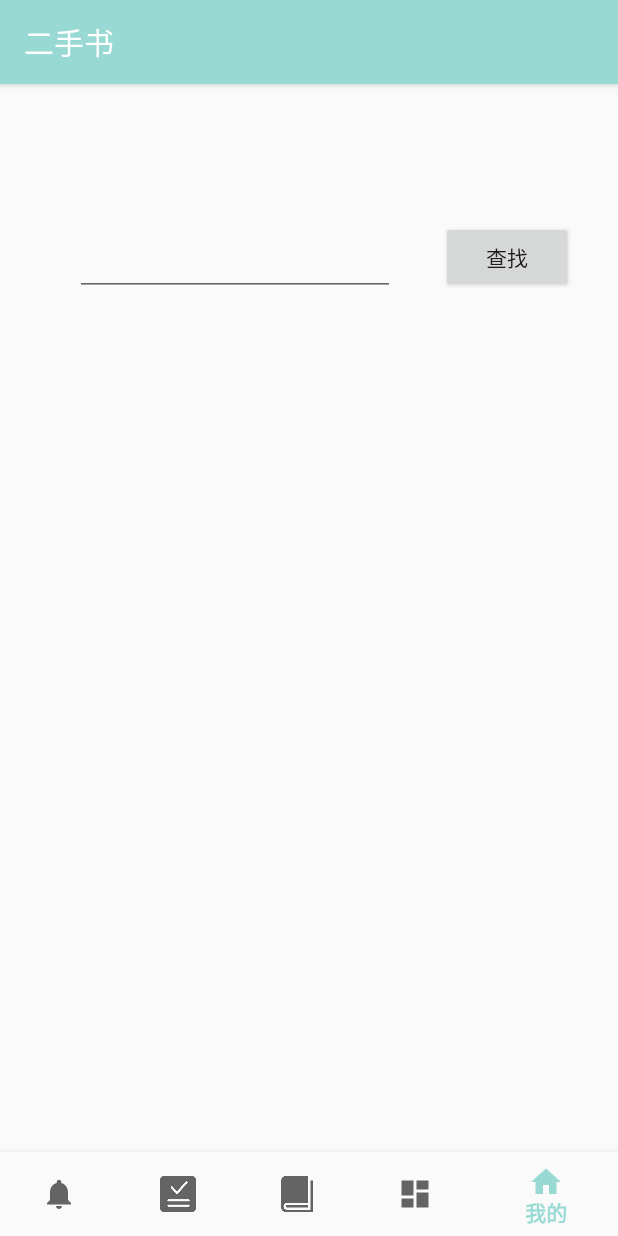
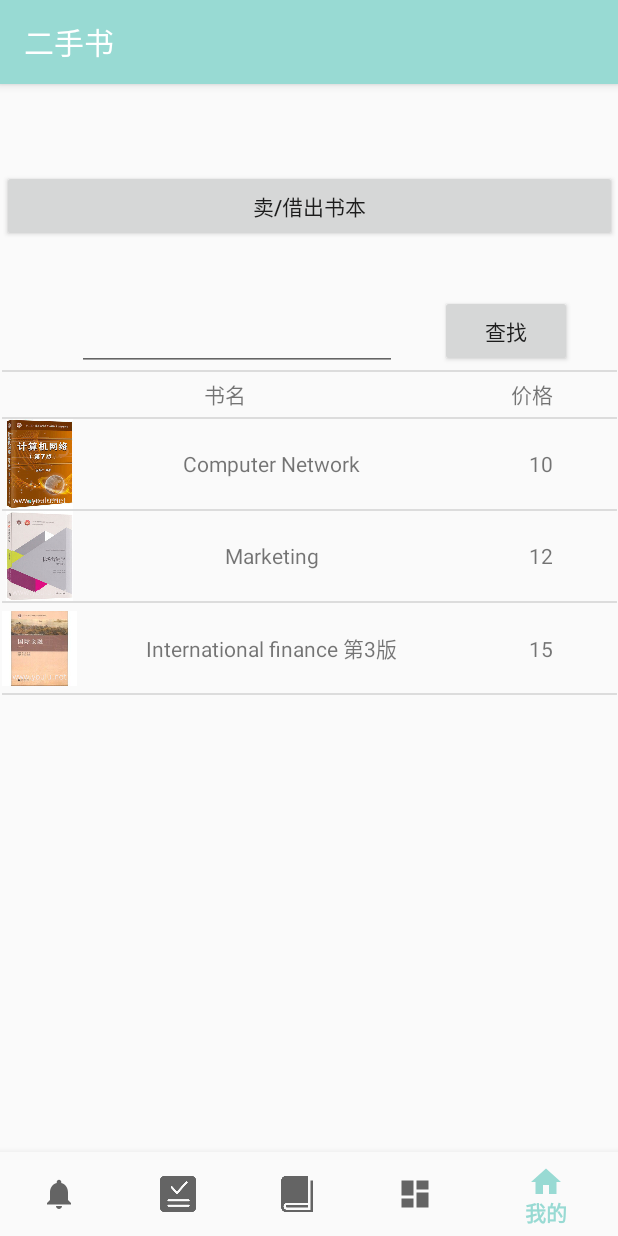
Before and after one commit to Uzumaki1010/InformationExchangeServicePlatform, an Android app: the BooksFragment screen opened through its navigation route, item 5 of the bottom bar chosen, on a phone screen of 412 x 824 dp. Run offline under Robolectric (Android 15) with nearby library versions, the phone set to English and light mode, and no system bars; our stand-ins replace navigation-ui.

Commit message:
完善了二手书页面的内容

```diff
--- a/app/src/main/AndroidManifest.xml
+++ b/app/src/main/AndroidManifest.xml
@@ -9,7 +9,8 @@
         android:roundIcon="@mipmap/ic_launcher_round"
         android:supportsRtl="true"
         android:theme="@style/AppTheme">
-        <activity android:name=".ui.tasks.TechTaskDetailActivity"></activity>
+        <activity android:name=".ui.books.SellBookActivity"></activity>
+        <activity android:name=".ui.tasks.TechTaskDetailActivity" />
         <activity android:name=".ui.tasks.PostTaskActivity" />
         <activity android:name=".ui.ResourcesDetailActivity" />
         <activity android:name=".ui.BooksDetailActivity" />
--- /dev/null
+++ b/app/src/main/java/com/example/informationexchangeserviceplatform/data/Book.java
@@ -0,0 +1,37 @@
+package com.example.informationexchangeserviceplatform.data;
+
+public class Book {
+    private String title;
+    private String pay;
+    private int coverResourceID;
+
+    public Book(String title, String pay, int coverResourceID) {
+        this.title = title;
+        this.pay = pay;
+        this.coverResourceID = coverResourceID;
+    }
+
+    public String getTitle() {
+        return title;
+    }
+
+    public void setTitle(String title) {
+        this.title = title;
+    }
+
+    public String getPay() {
+        return pay;
+    }
+
+    public void setPay(String pay) {
+        this.pay = pay;
+    }
+
+    public int getCoverResourceID() {
+        return coverResourceID;
+    }
+
+    public void setCoverResourceID(int coverResourceID) {
+        this.coverResourceID = coverResourceID;
+    }
+}
--- a/app/src/main/java/com/example/informationexchangeserviceplatform/data/model/LoginDataSource.java
+++ b/app/src/main/java/com/example/informationexchangeserviceplatform/data/model/LoginDataSource.java
@@ -1,7 +1,4 @@
 package com.example.informationexchangeserviceplatform.data.model;
-
-import com.example.informationexchangeserviceplatform.data.Result;
-import com.example.informationexchangeserviceplatform.data.model.LoggedInUser;
 
 import java.io.IOException;
 
--- a/app/src/main/java/com/example/informationexchangeserviceplatform/data/model/LoginRepository.java
+++ b/app/src/main/java/com/example/informationexchangeserviceplatform/data/model/LoginRepository.java
@@ -1,6 +1,4 @@
 package com.example.informationexchangeserviceplatform.data.model;
-
-import com.example.informationexchangeserviceplatform.data.Result;
 
 /**
  * Class that requests authentication and user information from the remote data source and
--- a/app/src/main/java/com/example/informationexchangeserviceplatform/data/Result.java
+++ b/app/src/main/java/com/example/informationexchangeserviceplatform/data/model/Result.java
@@ -1,4 +1,4 @@
-package com.example.informationexchangeserviceplatform.data;
+package com.example.informationexchangeserviceplatform.data.model;
 
 /**
  * A generic class that holds a result success w/ data or an error exception.
--- /dev/null
+++ b/app/src/main/java/com/example/informationexchangeserviceplatform/ui/books/BookAdapter.java
@@ -0,0 +1,38 @@
+package com.example.informationexchangeserviceplatform.ui.books;
+
+import android.content.Context;
+import android.view.LayoutInflater;
+import android.view.View;
+import android.view.ViewGroup;
+import android.widget.ArrayAdapter;
+import android.widget.Filterable;
+import android.widget.ImageView;
+import android.widget.TextView;
+
+import androidx.annotation.NonNull;
+
+import com.example.informationexchangeserviceplatform.R;
+import com.example.informationexchangeserviceplatform.data.Book;
+import com.example.informationexchangeserviceplatform.data.Techtask;
+
+import java.util.List;
+
+class BookAdapter extends ArrayAdapter<Book> implements Filterable {
+
+    private int resourceId;
+    public BookAdapter(@NonNull Context context, int resource, @NonNull List<Book> objects) {
+        super(context, resource, objects);
+        resourceId = resource;
+    }
+
+    @NonNull
+    @Override
+    public View getView(int position, View convertView, ViewGroup parent) {
+        Book book = getItem(position);//获取当前项的实例
+        View view = LayoutInflater.from(getContext()).inflate(resourceId, parent, false);
+        ((ImageView) view.findViewById(R.id.image_view_book_cover)).setImageResource(book.getCoverResourceID());
+        ((TextView) view.findViewById(R.id.text_view_book_title)).setText(book.getTitle());
+        ((TextView) view.findViewById(R.id.text_view_book_pay)).setText(book.getPay());
+        return view;
+    }
+}
--- a/app/src/main/java/com/example/informationexchangeserviceplatform/ui/books/BooksFragment.java
+++ b/app/src/main/java/com/example/informationexchangeserviceplatform/ui/books/BooksFragment.java
@@ -3,28 +3,78 @@ package com.example.informationexchangeserviceplatform.ui.books;
 import androidx.lifecycle.Observer;
 import androidx.lifecycle.ViewModelProviders;
 
+import android.content.Intent;
 import android.os.Bundle;
 
 import androidx.annotation.NonNull;
 import androidx.annotation.Nullable;
 import androidx.fragment.app.Fragment;
 
+import android.text.Editable;
+import android.text.TextWatcher;
 import android.view.LayoutInflater;
 import android.view.View;
 import android.view.ViewGroup;
+import android.widget.Button;
+import android.widget.EditText;
+import android.widget.ListView;
 import android.widget.TextView;
 
 import com.example.informationexchangeserviceplatform.R;
+import com.example.informationexchangeserviceplatform.data.Book;
+
+import java.util.ArrayList;
 
 public class BooksFragment extends Fragment {
 
+    public static final int REQUEST_CODE_SellBook = 908;
     private BooksViewModel booksViewModel;
+    private ListView listViewBooks;
+    private BookAdapter bookAdapter;
+    private ArrayList<Book> books=new ArrayList<>();
+    private ArrayList<Book> booksResult=new ArrayList<>();
+    private Button buttonSellBook,buttonSearchBook;
+    private EditText editTextSearchBookName;
 
     public View onCreateView(@NonNull LayoutInflater inflater,
                              ViewGroup container, Bundle savedInstanceState) {
         booksViewModel =
                 ViewModelProviders.of(this).get(BooksViewModel.class);
         View root = inflater.inflate(R.layout.fragment_books, container, false);
+
+        books.add(new Book("Computer Network","10",R.drawable.computer));
+        books.add(new Book("Marketing","12",R.drawable.market));
+        books.add(new Book("International finance 第3版","15",R.drawable.international));
+        listViewBooks=root.findViewById(R.id.list_view_books);
+        bookAdapter=new BookAdapter(getContext(),R.layout.list_book,books);
+        listViewBooks.setAdapter(bookAdapter);
+
+        buttonSellBook=root.findViewById(R.id.button_sell_book);
+        buttonSellBook.setOnClickListener(new View.OnClickListener() {
+            @Override
+            public void onClick(View v) {
+                Intent intent=new Intent(getContext(),SellBookActivity.class);
+                startActivityForResult(intent, REQUEST_CODE_SellBook);
+            }
+        });
+
+        editTextSearchBookName=root.findViewById(R.id.edit_text_search_bookname);
+        buttonSearchBook=root.findViewById(R.id.button_search_book);
+        buttonSearchBook.setOnClickListener(new View.OnClickListener() {
+            @Override
+            public void onClick(View v) {
+                final String title=editTextSearchBookName.getText().toString();
+                for(int i=0;i<books.size();i++)
+                {
+                    String CompareStr=books.get(i).getTitle().toString();
+                    if(CompareStr.equals(title))
+                        booksResult.add(new Book(books.get(i).getTitle().toString(),books.get(i).getPay().toString(),books.get(i).getCoverResourceID()));
+                }
+                bookAdapter=new BookAdapter(getContext(),R.layout.list_book,booksResult);
+                listViewBooks.setAdapter(bookAdapter);
+            }
+        });
+        /*
         final TextView textView = root.findViewById(R.id.text_books);
         booksViewModel.getText().observe(this, new Observer<String>() {
             @Override
@@ -32,6 +82,8 @@ public class BooksFragment extends Fragment {
                 textView.setText(s);
             }
         });
+
+         */
         return root;
     }
 }
--- a/app/src/main/java/com/example/informationexchangeserviceplatform/ui/login/LoginViewModel.java
+++ b/app/src/main/java/com/example/informationexchangeserviceplatform/ui/login/LoginViewModel.java
@@ -7,7 +7,7 @@ import androidx.lifecycle.ViewModel;
 import android.util.Patterns;
 
 import com.example.informationexchangeserviceplatform.data.model.LoginRepository;
-import com.example.informationexchangeserviceplatform.data.Result;
+import com.example.informationexchangeserviceplatform.data.model.Result;
 import com.example.informationexchangeserviceplatform.data.model.LoggedInUser;
 import com.example.informationexchangeserviceplatform.R;
 
--- a/app/src/main/res/layout/fragment_books.xml
+++ b/app/src/main/res/layout/fragment_books.xml
@@ -5,17 +5,42 @@
     android:layout_width="match_parent"
     android:layout_height="match_parent">
 
+    <LinearLayout
+        android:layout_width="410dp"
+        android:layout_height="733dp"
+        android:layout_marginStart="1dp"
+        android:layout_marginLeft="1dp"
+        android:layout_marginTop="1dp"
+        android:orientation="vertical"
+        app:layout_constraintStart_toStartOf="parent"
+        app:layout_constraintTop_toTopOf="parent">
+
+        <Button
+            android:id="@+id/button_sell_book"
+            android:layout_width="match_parent"
+            android:layout_height="wrap_content"
+            android:text="卖/借出书本" />
+
+        <LinearLayout
+            android:layout_width="match_parent"
+            android:layout_height="wrap_content"
+            android:orientation="horizontal">
+
             <EditText
-        android:id="@+id/edit_text_bookname"
+                android:id="@+id/edit_text_search_bookname"
                 android:layout_width="wrap_content"
                 android:layout_height="wrap_content"
                 android:layout_marginStart="50dp"
                 android:layout_marginLeft="50dp"
                 android:layout_marginTop="40dp"
                 android:ems="10"
-        android:inputType="textPersonName"
-        app:layout_constraintStart_toStartOf="parent"
-        app:layout_constraintTop_toTopOf="parent" />
+                android:inputType="textPersonName" />
+
+            <TextView
+                android:id="@+id/textView9"
+                android:layout_width="wrap_content"
+                android:layout_height="wrap_content"
+                android:layout_weight="1" />
 
             <Button
                 android:id="@+id/button_search_book"
@@ -24,7 +49,48 @@
                 android:layout_marginTop="35dp"
                 android:layout_marginEnd="30dp"
                 android:layout_marginRight="30dp"
-        android:text="查找"
-        app:layout_constraintEnd_toEndOf="parent"
-        app:layout_constraintTop_toTopOf="parent" />
+                android:text="查找" />
+
+        </LinearLayout>
+
+        <View
+            android:id="@+id/divider3"
+            android:layout_width="match_parent"
+            android:layout_height="1dp"
+            android:background="?android:attr/listDivider" />
+
+        <LinearLayout
+            android:layout_width="match_parent"
+            android:layout_height="30dp"
+            android:orientation="horizontal">
+
+            <TextView
+                android:id="@+id/textView10"
+                android:layout_width="285dp"
+                android:layout_height="30dp"
+                android:layout_weight="1"
+                android:gravity="center"
+                android:text="书名" />
+
+            <TextView
+                android:id="@+id/textView11"
+                android:layout_width="100dp"
+                android:layout_height="30dp"
+                android:layout_weight="1"
+                android:gravity="center"
+                android:text="价格" />
+        </LinearLayout>
+
+        <View
+            android:id="@+id/divider4"
+            android:layout_width="match_parent"
+            android:layout_height="1dp"
+            android:background="?android:attr/listDivider" />
+
+        <ListView
+            android:id="@+id/list_view_books"
+            android:layout_width="match_parent"
+            android:layout_height="match_parent" />
+
+    </LinearLayout>
 </androidx.constraintlayout.widget.ConstraintLayout>
--- /dev/null
+++ b/app/src/main/res/layout/list_book.xml
@@ -0,0 +1,30 @@
+<?xml version="1.0" encoding="utf-8"?>
+<LinearLayout xmlns:android="http://schemas.android.com/apk/res/android"
+    xmlns:app="http://schemas.android.com/apk/res-auto"
+    android:layout_width="match_parent"
+    android:layout_height="match_parent">
+
+
+    <ImageView
+        android:id="@+id/image_view_book_cover"
+        android:layout_width="50dp"
+        android:layout_height="60dp"
+        android:layout_weight="1"
+        app:srcCompat="@drawable/ic_books" />
+
+    <TextView
+        android:id="@+id/text_view_book_title"
+        android:layout_width="259dp"
+        android:layout_height="60dp"
+        android:layout_weight="1"
+        android:gravity="center"
+        android:text="TextView" />
+
+    <TextView
+        android:id="@+id/text_view_book_pay"
+        android:layout_width="100dp"
+        android:layout_height="60dp"
+        android:layout_weight="1"
+        android:gravity="center"
+        android:text="TextView" />
+</LinearLayout>
```
Also changed, not shown: app/src/main/java/com/example/informationexchangeserviceplatform/ui/books/SellBookActivity.java (added, +90 -0 lines), app/src/main/res/layout/activity_sell_book.xml (added, +123 -0 lines), app/src/main/res/drawable/computer.png (added), app/src/main/res/drawable/international.png (added), app/src/main/res/drawable/market.png (added). Lines whose indentation alone changed are shown as unchanged.
